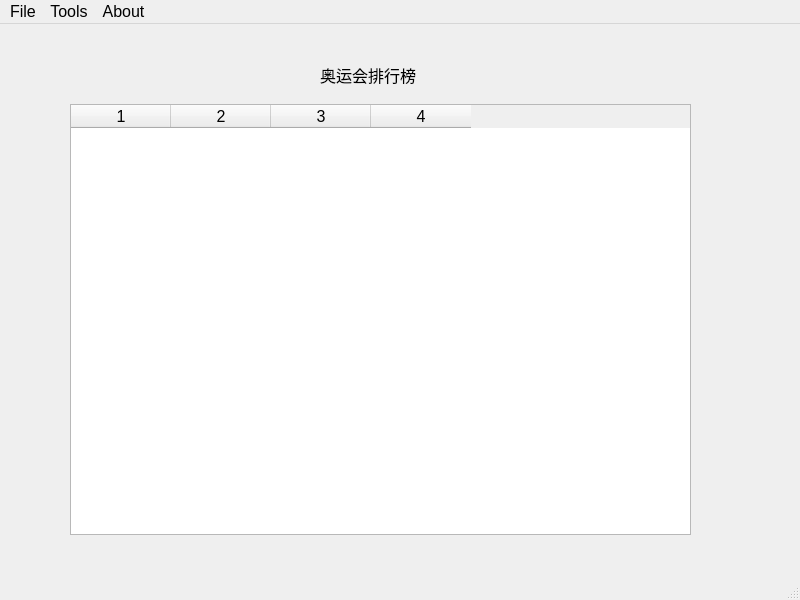
bot74/olympic_qt, file olympicmainwindow.ui: the form before one commit.
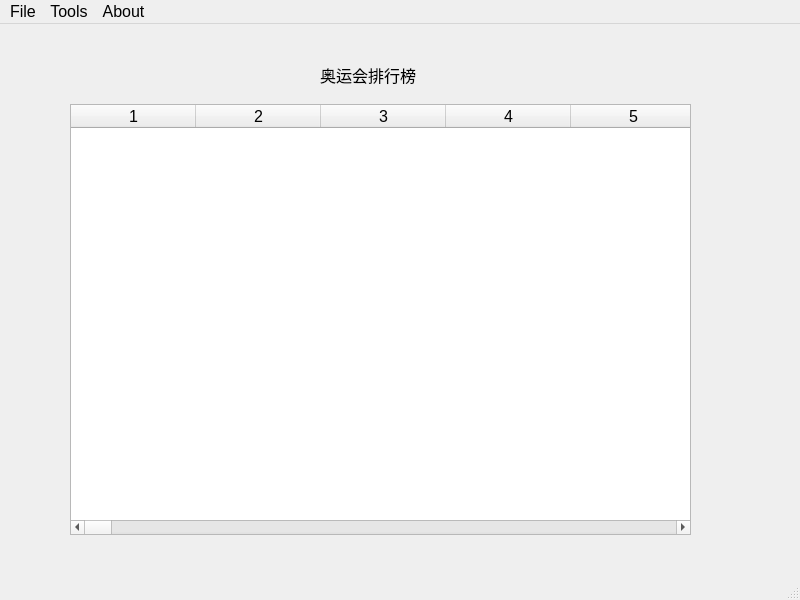
The form after the commit.

Commit message:
重做文件输入输出逻辑，定义输入输出数据格式
修改了文件输入输出的格式，重做相关函数
文件格式定义如下：
第 1 行 3个整数国家编号 n,男子项目总数 m,女子项目总数 w，用/t分隔
第 2 行到第 m + 1 行，每行开头一个对应的项目名称，之后是 5 个整数 Cij，表示对应的项目 mi 取前五的国家编号 Cij，用/t分隔
第 m + 2 行到第 m + w + 1行，每行开头一个对应的项目名称，之后是 3 个整数 Cij, 表示对应的项目 wi 取前三的国家编号 Cij，用/t分隔
规定 n >= 5 && n <= 300, m >= 0, w >= 0

```diff
--- a/olympicmainwindow.ui
+++ b/olympicmainwindow.ui
@@ -45,8 +45,413 @@
      <number>0</number>
     </property>
     <property name="columnCount">
-     <number>4</number>
+     <number>400</number>
     </property>
+    <attribute name="horizontalHeaderMinimumSectionSize">
+     <number>125</number>
+    </attribute>
+    <attribute name="horizontalHeaderShowSortIndicator" stdset="0">
+     <bool>true</bool>
+    </attribute>
+    <attribute name="verticalHeaderVisible">
+     <bool>false</bool>
+    </attribute>
+    <column/>
+    <column/>
+    <column/>
+    <column/>
+    <column/>
+    <column/>
+    <column/>
+    <column/>
+    <column/>
+    <column/>
+    <column/>
+    <column/>
+    <column/>
+    <column/>
+    <column/>
+    <column/>
+    <column/>
+    <column/>
+    <column/>
+    <column/>
+    <column/>
+    <column/>
+    <column/>
+    <column/>
+    <column/>
+    <column/>
+    <column/>
+    <column/>
+    <column/>
+    <column/>
+    <column/>
+    <column/>
+    <column/>
+    <column/>
+    <column/>
+    <column/>
+    <column/>
+    <column/>
+    <column/>
+    <column/>
+    <column/>
+    <column/>
+    <column/>
+    <column/>
+    <column/>
+    <column/>
+    <column/>
+    <column/>
+    <column/>
+    <column/>
+    <column/>
+    <column/>
+    <column/>
+    <column/>
+    <column/>
+    <column/>
+    <column/>
+    <column/>
+    <column/>
+    <column/>
+    <column/>
+    <column/>
+    <column/>
+    <column/>
+    <column/>
+    <column/>
+    <column/>
+    <column/>
+    <column/>
+    <column/>
+    <column/>
+    <column/>
+    <column/>
+    <column/>
+    <column/>
+    <column/>
+    <column/>
+    <column/>
+    <column/>
+    <column/>
+    <column/>
+    <column/>
+    <column/>
+    <column/>
+    <column/>
+    <column/>
+    <column/>
+    <column/>
+    <column/>
+    <column/>
+    <column/>
+    <column/>
+    <column/>
+    <column/>
+    <column/>
+    <column/>
+    <column/>
+    <column/>
+    <column/>
+    <column/>
+    <column/>
+    <column/>
+    <column/>
+    <column/>
+    <column/>
+    <column/>
+    <column/>
+    <column/>
+    <column/>
+    <column/>
+    <column/>
+    <column/>
+    <column/>
+    <column/>
+    <column/>
+    <column/>
+    <column/>
+    <column/>
+    <column/>
+    <column/>
+    <column/>
+    <column/>
+    <column/>
+    <column/>
+    <column/>
+    <column/>
+    <column/>
+    <column/>
+    <column/>
+    <column/>
+    <column/>
+    <column/>
+    <column/>
+    <column/>
+    <column/>
+    <column/>
+    <column/>
+    <column/>
+    <column/>
+    <column/>
+    <column/>
+    <column/>
+    <column/>
+    <column/>
+    <column/>
+    <column/>
+    <column/>
+    <column/>
+    <column/>
+    <column/>
+    <column/>
+    <column/>
+    <column/>
+    <column/>
+    <column/>
+    <column/>
+    <column/>
+    <column/>
+    <column/>
+    <column/>
+    <column/>
+    <column/>
+    <column/>
+    <column/>
+    <column/>
+    <column/>
+    <column/>
+    <column/>
+    <column/>
+    <column/>
+    <column/>
+    <column/>
+    <column/>
+    <column/>
+    <column/>
+    <column/>
+    <column/>
+    <column/>
+    <column/>
+    <column/>
+    <column/>
+    <column/>
+    <column/>
+    <column/>
+    <column/>
+    <column/>
+    <column/>
+    <column/>
+    <column/>
+    <column/>
+    <column/>
+    <column/>
+    <column/>
+    <column/>
+    <column/>
+    <column/>
+    <column/>
+    <column/>
+    <column/>
+    <column/>
+    <column/>
+    <column/>
+    <column/>
+    <column/>
+    <column/>
+    <column/>
+    <column/>
+    <column/>
+    <column/>
+    <column/>
+    <column/>
+    <column/>
+    <column/>
+    <column/>
+    <column/>
+    <column/>
+    <column/>
+    <column/>
+    <column/>
+    <column/>
+    <column/>
+    <column/>
+    <column/>
+    <column/>
+    <column/>
+    <column/>
+    <column/>
+    <column/>
+    <column/>
+    <column/>
+    <column/>
+    <column/>
+    <column/>
+    <column/>
+    <column/>
+    <column/>
+    <column/>
+    <column/>
+    <column/>
+    <column/>
+    <column/>
+    <column/>
+    <column/>
+    <column/>
+    <column/>
+    <column/>
+    <column/>
+    <column/>
+    <column/>
+    <column/>
+    <column/>
+    <column/>
+    <column/>
+    <column/>
+    <column/>
+    <column/>
+    <column/>
+    <column/>
+    <column/>
+    <column/>
+    <column/>
+    <column/>
+    <column/>
+    <column/>
+    <column/>
+    <column/>
+    <column/>
+    <column/>
+    <column/>
+    <column/>
+    <column/>
+    <column/>
+    <column/>
+    <column/>
+    <column/>
+    <column/>
+    <column/>
+    <column/>
+    <column/>
+    <column/>
+    <column/>
+    <column/>
+    <column/>
+    <column/>
+    <column/>
+    <column/>
+    <column/>
+    <column/>
+    <column/>
+    <column/>
+    <column/>
+    <column/>
+    <column/>
+    <column/>
+    <column/>
+    <column/>
+    <column/>
+    <column/>
+    <column/>
+    <column/>
+    <column/>
+    <column/>
+    <column/>
+    <column/>
+    <column/>
+    <column/>
+    <column/>
+    <column/>
+    <column/>
+    <column/>
+    <column/>
+    <column/>
+    <column/>
+    <column/>
+    <column/>
+    <column/>
+    <column/>
+    <column/>
+    <column/>
+    <column/>
+    <column/>
+    <column/>
+    <column/>
+    <column/>
+    <column/>
+    <column/>
+    <column/>
+    <column/>
+    <column/>
+    <column/>
+    <column/>
+    <column/>
+    <column/>
+    <column/>
+    <column/>
+    <column/>
+    <column/>
+    <column/>
+    <column/>
+    <column/>
+    <column/>
+    <column/>
+    <column/>
+    <column/>
+    <column/>
+    <column/>
+    <column/>
+    <column/>
+    <column/>
+    <column/>
+    <column/>
+    <column/>
+    <column/>
+    <column/>
+    <column/>
+    <column/>
+    <column/>
+    <column/>
+    <column/>
+    <column/>
+    <column/>
+    <column/>
+    <column/>
+    <column/>
+    <column/>
+    <column/>
+    <column/>
+    <column/>
+    <column/>
+    <column/>
+    <column/>
+    <column/>
+    <column/>
+    <column/>
+    <column/>
+    <column/>
+    <column/>
+    <column/>
+    <column/>
+    <column/>
+    <column/>
+    <column/>
+    <column/>
+    <column/>
+    <column/>
+    <column/>
+    <column/>
+    <column/>
+    <column/>
+    <column/>
+    <column/>
+    <column/>
+    <column/>
+    <column/>
+    <column/>
+    <column/>
     <column/>
     <column/>
     <column/>
```
Left out of the diff: 2 changed lines with no effect on the pictures. The commit also changes 2 other files.
